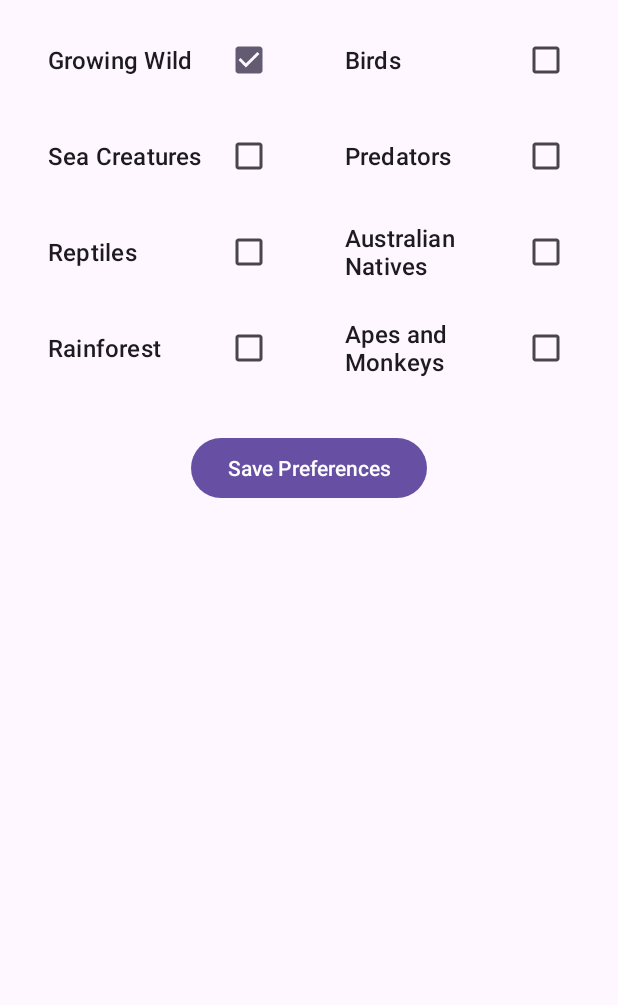
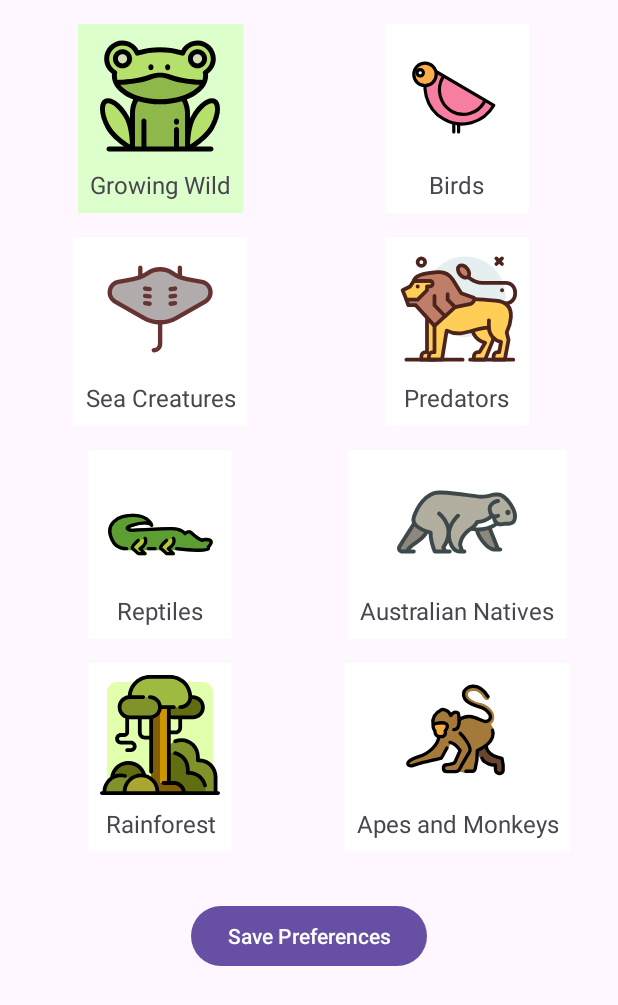
Before and after one commit to ShakthiYasas/DCIS, an Android app: the AnimalPreferenceActivity screen opened directly, with no data from a screen before it, after a tap on "Growing Wild", on a phone screen of 412 x 824 dp. Shown: the top 1005 px of the screen. Run offline under Robolectric (Android 15) with nearby library versions, the phone set to English and light mode, and no system bars; 3 statements that could not run were skipped.

Commit message:
Add All option to select animal preference activity.

```diff
--- a/app/src/main/java/com/example/dcis2/AnimalPreferenceActivity.kt
+++ b/app/src/main/java/com/example/dcis2/AnimalPreferenceActivity.kt
@@ -1,94 +1,105 @@
 package com.example.dcis2
 
+import AnimalAdapter
+import android.content.Context
 import android.content.Intent
 import android.content.SharedPreferences
 import android.os.Bundle
-import android.widget.*
+import android.widget.AdapterView
+import android.widget.Button
+import android.widget.GridView
+import android.widget.Toast
 import androidx.appcompat.app.AppCompatActivity
+import com.example.dcis2.Model.AnimalCategory
 
 class AnimalPreferenceActivity : AppCompatActivity() {
 
     private lateinit var sharedPreferences: SharedPreferences
-    private lateinit var btnAll: Button
-    private lateinit var gridView: GridView
-    private lateinit var btnSavePreferences: Button
-    private val categories = listOf(
-        "Growing Wild", "Birds", "Sea Creatures", "Predators",
-        "Reptiles", "Australian Natives", "Rainforest", "Apes and Monkeys"
-    )
-    private val selectedCategories = mutableSetOf<String>()
+    private lateinit var selectedCategories: MutableSet<String>
+    private lateinit var btnSelectAll: Button
+
 
     override fun onCreate(savedInstanceState: Bundle?) {
         super.onCreate(savedInstanceState)
         setContentView(R.layout.activity_animal_preference)
 
-        // Initialize components
-        sharedPreferences = getSharedPreferences("AnimalPreferences", MODE_PRIVATE)
-        btnAll = findViewById(R.id.btnAll)
-        gridView = findViewById(R.id.gridViewAnimalCategories)
-        btnSavePreferences = findViewById(R.id.btnSavePreferences)
+        // Initialize SharedPreferences
+        sharedPreferences = getSharedPreferences("UserPreferences", Context.MODE_PRIVATE)
 
-        // Populate GridView with category buttons
-        val adapter = ArrayAdapter(
-            this,
-            android.R.layout.simple_list_item_multiple_choice,
-            categories
+        // Load previously selected categories if available
+        selectedCategories = sharedPreferences.getStringSet("PreferredAnimalCategories", mutableSetOf())!!.toMutableSet()
+
+        // List of animal categories with drawable resources (replace with actual drawable names)
+        val animalCategories = listOf(
+            AnimalCategory("Growing Wild", R.drawable.growing_wild_icon),
+            AnimalCategory("Birds", R.drawable.birds_icon),
+            AnimalCategory("Sea Creatures", R.drawable.sea_creatures_icon),
+            AnimalCategory("Predators", R.drawable.predators_icon),
+            AnimalCategory("Reptiles", R.drawable.reptiles_icon),
+            AnimalCategory("Australian Natives", R.drawable.australian_natives_icon),
+            AnimalCategory("Rainforest", R.drawable.rainforest_icon),
+            AnimalCategory("Apes and Monkeys", R.drawable.apes_monkeys_icon)
         )
+
+        val gridView = findViewById<GridView>(R.id.gridViewAnimalCategories)
+        val adapter = AnimalAdapter(this, animalCategories, selectedCategories)
         gridView.adapter = adapter
-        gridView.choiceMode = GridView.CHOICE_MODE_MULTIPLE
 
-        // "All" Button Logic
-        btnAll.setOnClickListener {
-            if (selectedCategories.size != categories.size) {
-                // Select all categories
-                selectedCategories.clear()
-                selectedCategories.addAll(categories)
-                for (i in categories.indices) gridView.setItemChecked(i, true)
+        // Handle item clicks for multiple selection
+        gridView.onItemClickListener = AdapterView.OnItemClickListener { _, _, position, _ ->
+            val selectedCategory = animalCategories[position].name
+            if (selectedCategories.contains(selectedCategory)) {
+                selectedCategories.remove(selectedCategory)
             } else {
-                // Deselect all categories
-                selectedCategories.clear()
-                for (i in categories.indices) gridView.setItemChecked(i, false)
+                selectedCategories.add(selectedCategory)
             }
-            updateAllButtonState()
+
+            // Update button state when toggling categories
+            updateSelectAllButtonState(animalCategories)
+
+            adapter.notifyDataSetChanged() // Refresh the grid view
         }
 
-        // Handle category selection
-        gridView.setOnItemClickListener { _, _, position, _ ->
-            val category = categories[position]
-            if (selectedCategories.contains(category)) {
-                selectedCategories.remove(category)
+
+        // "Select All" button logic
+        btnSelectAll = findViewById(R.id.btnAll)
+        btnSelectAll.setOnClickListener {
+            if (selectedCategories.size == animalCategories.size) {
+                // If all are selected, deselect all
+                selectedCategories.clear()
             } else {
-                selectedCategories.add(category)
+                // If not all are selected, select all
+                selectedCategories.clear()
+                selectedCategories.addAll(animalCategories.map { it.name })
             }
-            updateAllButtonState()
+
+            // Update UI
+            adapter.notifyDataSetChanged()
+            updateSelectAllButtonState(animalCategories)
         }
+        // Initial button state update
+        updateSelectAllButtonState(animalCategories)
 
-        // Save Preferences Button
+        // Save preferences button (optional)
+        val btnSavePreferences = findViewById<Button>(R.id.btnSavePreferences)
         btnSavePreferences.setOnClickListener {
-            savePreferences()
-            Toast.makeText(this, "Preferences saved!", Toast.LENGTH_SHORT).show()
+            saveAnimalPreferences()
+            Toast.makeText(this, "Preferences Saved", Toast.LENGTH_SHORT).show()
             val intent = Intent(this@AnimalPreferenceActivity, TestDataRetrievalActivity::class.java)
-
-            startActivity(intent)        }
-    }
-
-    // Update button states
-    private fun updateAllButtonState() {
-        if (selectedCategories.size == categories.size) {
-            btnAll.isEnabled = true
-            btnAll.text = "All Selected"
-        } else if (selectedCategories.isNotEmpty()) {
-            btnAll.isEnabled = false
-        } else {
-            btnAll.isEnabled = true
-            btnAll.text = "Select All"
+            startActivity(intent)
         }
     }
 
-    // Save preferences to SharedPreferences
-    private fun savePreferences() {
+    private fun updateSelectAllButtonState(animalCategories: List<AnimalCategory>) {
+        if (selectedCategories.size == animalCategories.size) {
+            btnSelectAll.text = "Deselect All"
+        } else {
+            btnSelectAll.text = "Select All"
+        }
+    }
+    private fun saveAnimalPreferences() {
         val editor = sharedPreferences.edit()
-        editor.putStringSet("SelectedCategories", selectedCategories)
+        editor.putStringSet("PreferredAnimalCategories", selectedCategories)
         editor.apply()
     }
 }
```
